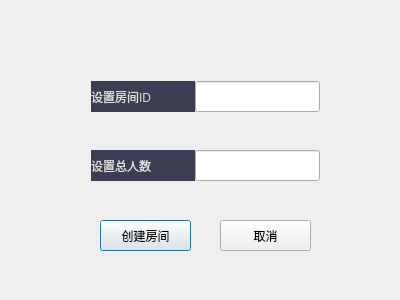
Before: the Qt Designer form source/createroom.ui in TanyaAdams1/Client, drawn with Qt 5.
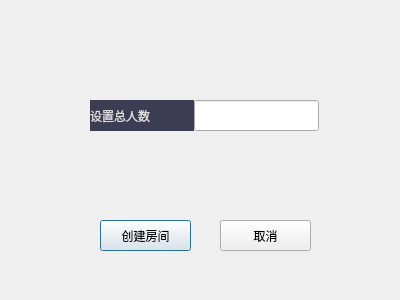
After: the same form once the commit is applied. Icons and pictures are not drawn.

```diff
--- a/source/createroom.ui
+++ b/source/createroom.ui
@@ -29,42 +29,11 @@
     <string/>
    </property>
   </widget>
-  <widget class="QLineEdit" name="roomname">
-   <property name="geometry">
-    <rect>
-     <x>195</x>
-     <y>81</y>
-     <width>125</width>
-     <height>31</height>
-    </rect>
-   </property>
-   <property name="styleSheet">
-    <string notr="true">color: rgb(222, 222, 222);</string>
-   </property>
-  </widget>
-  <widget class="QLabel" name="label">
-   <property name="geometry">
-    <rect>
-     <x>91</x>
-     <y>81</y>
-     <width>104</width>
-     <height>31</height>
-    </rect>
-   </property>
-   <property name="styleSheet">
-    <string notr="true">font: 75 12pt &quot;微软雅黑&quot;;
-color: rgb(222, 222, 222);
-background-color: rgba(10, 10, 40, 200);</string>
-   </property>
-   <property name="text">
-    <string>设置房间ID</string>
-   </property>
-  </widget>
   <widget class="QLabel" name="label_2">
    <property name="geometry">
     <rect>
-     <x>91</x>
-     <y>150</y>
+     <x>90</x>
+     <y>100</y>
      <width>104</width>
      <height>31</height>
     </rect>
@@ -81,8 +50,8 @@
   <widget class="QLineEdit" name="number">
    <property name="geometry">
     <rect>
-     <x>195</x>
-     <y>150</y>
+     <x>194</x>
+     <y>100</y>
      <width>125</width>
      <height>31</height>
     </rect>
```
